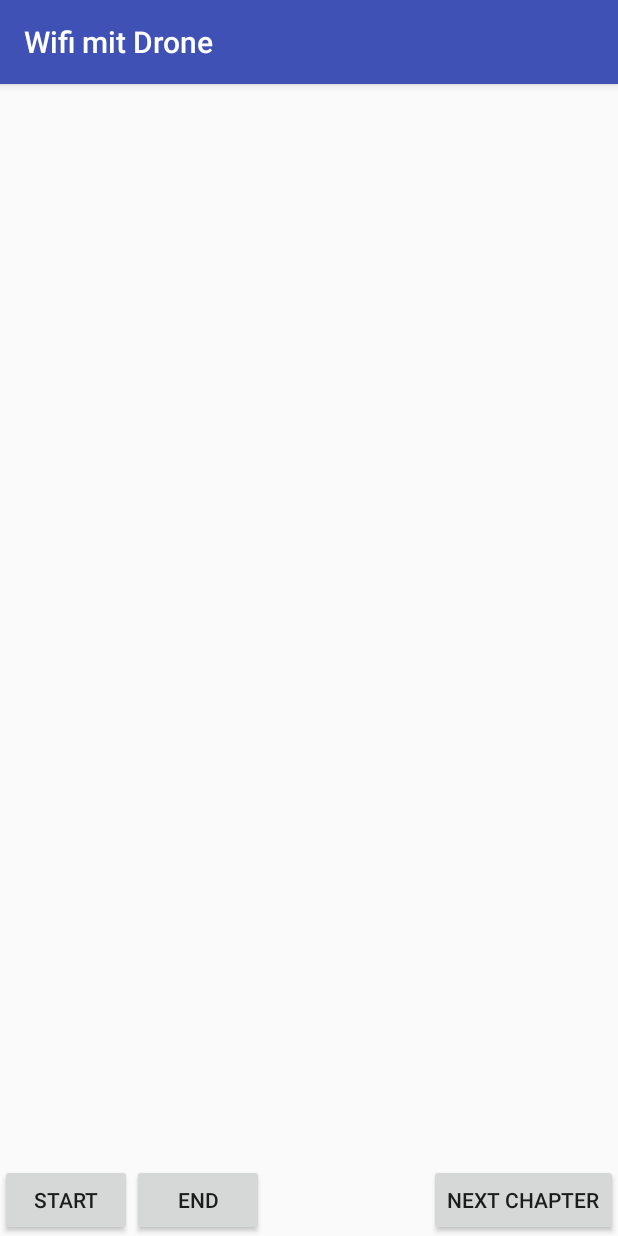
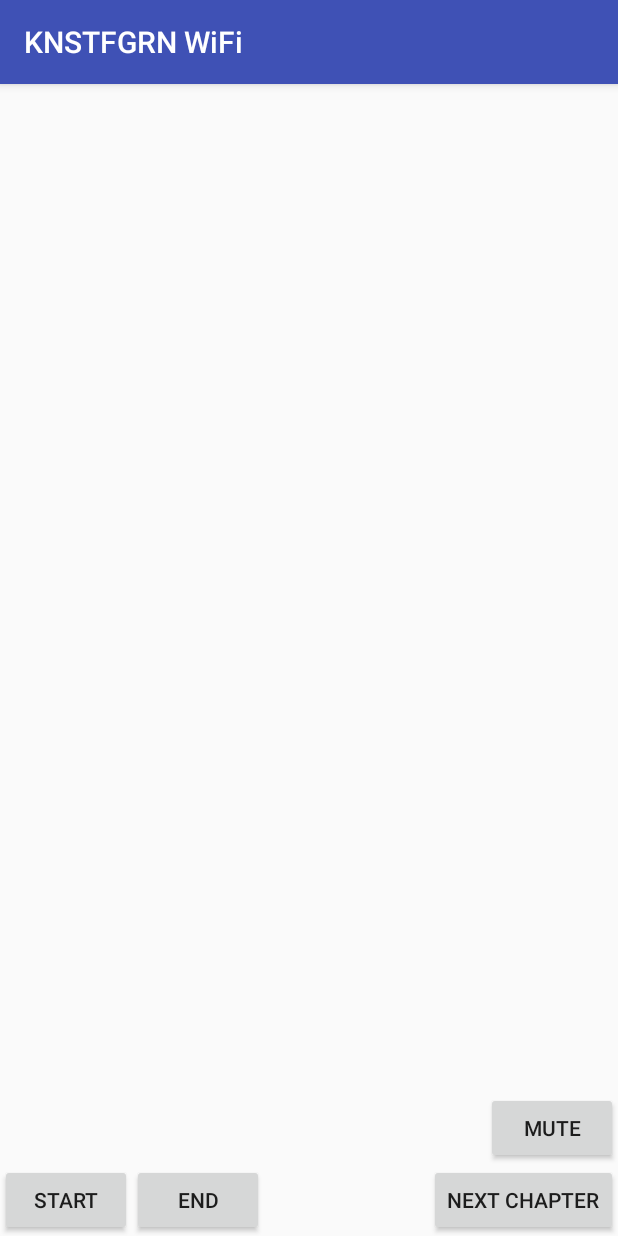
Before and after one commit to SamesOfAm/wifisoundAPP, an Android app: the screen it shows after launch (MainActivity), after a tap on "START", on a phone screen of 412 x 824 dp. Run offline under Robolectric (Android 15) with nearby library versions, the phone set to English and light mode, and no system bars.

Commit message:
introduces mute button; made buttons interdependent; re-introduced timed chapters

```diff
--- a/app/src/main/AndroidManifest.xml
+++ b/app/src/main/AndroidManifest.xml
@@ -11,7 +11,7 @@
         android:supportsRtl="true"
         android:theme="@style/AppTheme">
         <activity android:name="com.example.floriantepelmann.wifitest.MainActivity"
-            android:label="Wifi mit Drone"
+            android:label="KNSTFGRN WiFi"
             android:screenOrientation="portrait"
             android:configChanges="keyboardHidden|orientation|screenSize">
             <intent-filter>
--- a/app/src/main/java/com/example/floriantepelmann/wifitest/MainActivity.java
+++ b/app/src/main/java/com/example/floriantepelmann/wifitest/MainActivity.java
@@ -1,5 +1,11 @@
 package com.example.floriantepelmann.wifitest;
 
+import java.lang.*;
+import java.util.Timer;
+import java.util.TimerTask;
+import java.util.Collections;
+import java.util.List;
+import java.util.ArrayList;
 import android.content.BroadcastReceiver;
 import android.content.Context;
 import android.content.Intent;
@@ -13,13 +19,6 @@ import android.support.v7.app.AppCompatActivity;
 import android.os.Bundle;
 import android.widget.ArrayAdapter;
 import android.widget.ListView;
-import java.lang.*;
-import java.util.Timer;
-import java.util.TimerTask;
-import java.util.Collections;
-import java.util.List;
-import java.util.ArrayList;
-
 import android.media.MediaPlayer;
 import android.view.View;
 import android.view.View.OnClickListener;
@@ -29,6 +28,7 @@ import com.example.floriantepelmann.wifiwithstabledrone.R;
 public class MainActivity extends AppCompatActivity {
 
     private ArrayAdapter adapter;
+    private AudioManager audioManager;
     private WifiManager wifiManager;
     private ArrayList<String> wifis;
     private SoundPool sound = new SoundPool(5, AudioManager.STREAM_MUSIC, 0);
@@ -36,60 +36,20 @@ public class MainActivity extends AppCompatActivity {
     private MediaPlayer drone;
     int numberOfNetworks = 0;
     float droneVol = 0;
-    boolean stop = false;
+    boolean stop = true;
+    boolean stopping = false;
+    boolean starting = false;
+    boolean muted = false;
     Handler nextScan = new Handler();
     Handler firstHit = new Handler();
     Handler secondHit = new Handler();
+    private long lastTime;
 
     @Override
     protected void onCreate(Bundle savedInstanceState) {
+        audioManager = (AudioManager) getSystemService(Context.AUDIO_SERVICE);
         super.onCreate(savedInstanceState);
         setContentView(com.example.floriantepelmann.wifiwithstabledrone.R.layout.activity_main);
-        Button btn2 = findViewById(com.example.floriantepelmann.wifiwithstabledrone.R.id.btn2);
-        btn2.setOnClickListener(new OnClickListener() {
-            @Override
-            public void onClick(View v) {
-                chapterFactor++;
-                if (chapterFactor > 3){
-                    chapterFactor = 0;
-                }
-            }
-        });
-        Button btn3 = findViewById(com.example.floriantepelmann.wifiwithstabledrone.R.id.btn3);
-        btn3.setOnClickListener(new OnClickListener() {
-            @Override
-            public void onClick(View v) {
-                stop = false;
-                Handler firstScan = new Handler();
-                firstScan.postDelayed(new Runnable() {
-                    public void run() {
-                        try {
-                            wifiManager.startScan();
-                        } catch (Exception e) {
-                            e.printStackTrace();
-                        }
-                    }
-                }, 3000);
-                drone.start();
-                drone.setVolume((float) 0.16, (float) 0.16);
-                drone.setLooping(true);
-            }
-        });
-        Button btn4 = findViewById(com.example.floriantepelmann.wifiwithstabledrone.R.id.btn4);
-        btn4.setOnClickListener(new OnClickListener() {
-            @Override
-            public void onClick(View v) {
-                stop = true;
-                try {
-                        fadeVolume(0);
-                    nextScan.removeCallbacksAndMessages(null);
-                    firstHit.removeCallbacksAndMessages(null);
-                    secondHit.removeCallbacksAndMessages(null);
-                } catch (Exception e) {
-                    e.printStackTrace();
-                }
-            }
-        });
         ListView list = findViewById(com.example.floriantepelmann.wifiwithstabledrone.R.id.listView);
         wifiManager = (WifiManager) getApplicationContext().getSystemService(Context.WIFI_SERVICE);
         MyBroadCastReceiver myBroadCastReceiver = new MyBroadCastReceiver();
@@ -98,6 +58,123 @@ public class MainActivity extends AppCompatActivity {
         adapter = new ArrayAdapter<>(this, android.R.layout.simple_list_item_1, wifis);
         list.setAdapter(adapter);
         drone = MediaPlayer.create(this, R.raw.dronesame);
+        final Button chapter = findViewById(com.example.floriantepelmann.wifiwithstabledrone.R.id.chapter);
+        chapter.setSoundEffectsEnabled(false);
+        chapter.setOnClickListener(new OnClickListener() {
+            @Override
+            public void onClick(View v) {
+                if(!stop && !stopping && !starting){
+                    chapterFactor++;
+                    if (chapterFactor > 3) {
+                        chapterFactor = 0;
+                    }
+                    lastTime = System.currentTimeMillis();
+                    chapter.setText(R.string.changing);
+                    Handler resetButtonText = new Handler();
+                    resetButtonText.postDelayed(new Runnable() {
+                        public void run() {
+                            try {
+                                chapter.setText(R.string.next_chapter);
+                            } catch (Exception e) {
+                                e.printStackTrace();
+                            }
+                        }
+                    }, 2500);
+                }
+            }
+        });
+        final Button mute = findViewById(com.example.floriantepelmann.wifiwithstabledrone.R.id.mute);
+        mute.setSoundEffectsEnabled(false);
+        mute.setOnClickListener(new OnClickListener() {
+            @Override
+            public void onClick(View v) {
+                if(!stop) {
+                    if (!muted) {
+                        mute.setText(R.string.unmute);
+                        audioManager.setStreamVolume(AudioManager.STREAM_MUSIC, 0, 0);
+                        muted = true;
+                    } else {
+                        mute.setText(R.string.mute);
+                        audioManager.setStreamVolume(AudioManager.STREAM_MUSIC, 15, 0);
+                        muted = false;
+                    }
+                }
+            }
+        });
+        final Button start = findViewById(com.example.floriantepelmann.wifiwithstabledrone.R.id.start);
+        start.setSoundEffectsEnabled(false);
+        start.setOnClickListener(new OnClickListener() {
+            @Override
+            public void onClick(View v) {
+                if(stop){
+                    stop = false;
+                    starting = true;
+                    lastTime = System.currentTimeMillis();
+                    Handler firstScan = new Handler();
+                    firstScan.postDelayed(new Runnable() {
+                        public void run() {
+                            try {
+                                wifiManager.startScan();
+                                starting = false;
+                            } catch (Exception e) {
+                                e.printStackTrace();
+                            }
+                        }
+                    }, 5000);
+                    audioManager.setStreamVolume(AudioManager.STREAM_MUSIC, 15, 0);
+                    drone.setVolume(0, 0);
+                    drone.start();
+                    fadeVolume(1);
+                    drone.setLooping(true);
+                }
+            }
+        });
+        final Button end = findViewById(com.example.floriantepelmann.wifiwithstabledrone.R.id.end);
+        end.setOnClickListener(new OnClickListener() {
+            @Override
+            public void onClick(View v) {
+                if (!stop && !stopping && !starting){
+                    stopping = true;
+                    nextScan.removeCallbacksAndMessages(null);
+                    firstHit.removeCallbacksAndMessages(null);
+                    secondHit.removeCallbacksAndMessages(null);
+                    Handler fadeDrone = new Handler();
+                    fadeDrone.postDelayed(new Runnable() {
+                        public void run() {
+                            try {
+                                fadeVolume(0);
+                            } catch (Exception e) {
+                                e.printStackTrace();
+                            }
+                        }
+                    }, 10000);
+                    Handler stopDrone = new Handler();
+                    stopDrone.postDelayed(new Runnable() {
+                        public void run() {
+                            try {
+                                drone.setVolume(0, 0);
+                                droneVol = 0;
+                            } catch (Exception e) {
+                                e.printStackTrace();
+                            }
+                        }
+                    }, 19000);
+                    end.setText(R.string.ending);
+                    Handler resetButtonText = new Handler();
+                    resetButtonText.postDelayed(new Runnable() {
+                        public void run() {
+                            try {
+                                end.setText(R.string.end);
+                                stopping = false;
+                                stop = true;
+                            } catch (Exception e) {
+                                e.printStackTrace();
+                            }
+                        }
+                    }, 18000);
+                }
+            }
+        });
     }
 
     private int avoidDuplicateSounds(List playingSounds, int soundCalcPre){
@@ -112,7 +189,7 @@ public class MainActivity extends AppCompatActivity {
     }
 
     private void fadeVolume(final float destVolume){
-        final int fadeDuration = 1000;
+        final int fadeDuration = 8000;
         final int fadeInterval = 80;
         final int numberOfSteps = fadeDuration / fadeInterval;
         final float volumeDifference = destVolume - droneVol;
@@ -126,7 +203,7 @@ public class MainActivity extends AppCompatActivity {
             @Override
             public void run() {
                 fadeStep(volumeStep, isFadingUp);
-                if((isFadingUp && droneVol >= destVolume) || (!isFadingUp && droneVol <= destVolume)){
+                if((isFadingUp && (droneVol >= destVolume)) || (!isFadingUp && (droneVol <= destVolume))){
                     timer.cancel();
                     timer.purge();
                 }
@@ -139,13 +216,11 @@ public class MainActivity extends AppCompatActivity {
         final float deltaVolume;
         if(fadeUp){
             deltaVolume = droneVol + volumeStep;
-        }
-        else{
+        } else {
             deltaVolume = droneVol - volumeStep;
         }
         drone.setVolume(deltaVolume, deltaVolume);
         droneVol = deltaVolume;
-        System.out.println("ZZZ " + droneVol);
     }
 
     public int determineSoundFile(int soundCalc){
@@ -183,15 +258,6 @@ public class MainActivity extends AppCompatActivity {
             Collections.sort(results, new ScanResultComparator());
             List<Integer> playingSounds = new ArrayList<>();
             numberOfNetworks = results.size();
-            int droneVolNum = results.size();
-            if (droneVolNum > 60){
-                droneVolNum = 60;
-            }
-            if (droneVolNum < 10) {
-                droneVolNum = 10;
-            }
-            droneVol = (float) droneVolNum / 60;
-            fadeVolume(droneVol);
             int iterations = 5;
             if (numberOfNetworks < 5) {
                 iterations = results.size();
@@ -212,21 +278,27 @@ public class MainActivity extends AppCompatActivity {
                 }
                 playingSounds.add(soundCalcPre);
                 int soundCalc = soundCalcPre + chapterFactor * 28;
-                if(soundCalc > 127){
-                    soundCalc = 127;
+                if(soundCalc > 115){
+                    soundCalc = 115;
                 }
                 int randTime = 100 + (int)(Math.random() * ((1000 - 100) + 1));
                 long startDel = (long) Math.abs(Integer.decode("0x" + bssid.substring(12, 14)) * 7 + randTime);
                 long interDel = (long) Math.abs(Integer.decode("0x" + bssid.substring(15, 17)) * 7 + 1000);
+                if(System.currentTimeMillis() - lastTime >= 240000){
+                    chapterFactor++;
+                    if (chapterFactor > 3){
+                        chapterFactor = 3;
+                    }
+                    lastTime = System.currentTimeMillis();
+                }
                 playSound(determineSoundFile(soundCalc), startDel, interDel);
                 wifis.add(soundCalc + " " + randTime + " " + startDel + " " + interDel);
             }
             wifis.add("Current Chapter: " + chapterFactor);
             wifis.add("Found Networks: " + numberOfNetworks);
-            wifis.add("Drone Volume: " + droneVol);
             wifis.add("All Sounds: " + playingSounds);
             adapter.notifyDataSetChanged();
-            if(!stop) {
+            if(!stopping) {
                 nextScan.postDelayed(new Runnable() {
                     public void run() {
                         try {
--- a/app/src/main/res/layout/activity_main.xml
+++ b/app/src/main/res/layout/activity_main.xml
@@ -13,18 +13,26 @@
         android:layout_marginTop="13dp"
         android:cacheColorHint="@android:color/transparent" />
     <Button android:layout_width="wrap_content"
-        android:layout_height="wrap_content" android:id="@+id/btn2"
+        android:layout_height="wrap_content" android:id="@+id/start"
+        android:text="Start"
+        android:layout_alignParentBottom="true"
+        android:layout_alignParentLeft="true"
+        android:soundEffectsEnabled="false"/>
+    <Button android:layout_width="wrap_content"
+        android:layout_height="wrap_content" android:id="@+id/end"
+        android:text="End"
+        android:layout_alignParentBottom="true"
+        android:layout_toRightOf="@+id/start"
+        android:soundEffectsEnabled="false"/>
+    <Button android:layout_width="wrap_content"
+        android:layout_height="wrap_content" android:id="@+id/mute"
+        android:layout_alignParentRight="true"
+        android:text="Mute"
+        android:layout_above="@+id/chapter"
+        android:soundEffectsEnabled="false"/>
+    <Button android:layout_width="wrap_content"
+        android:layout_height="wrap_content" android:id="@+id/chapter"
         android:text="Next Chapter"
         android:layout_alignParentBottom="true"
         android:layout_alignParentRight="true"/>
-    <Button android:layout_width="wrap_content"
-        android:layout_height="wrap_content" android:id="@+id/btn3"
-        android:text="Start"
-        android:layout_alignParentBottom="true"
-        android:layout_alignParentLeft="true"/>
-    <Button android:layout_width="wrap_content"
-        android:layout_height="wrap_content" android:id="@+id/btn4"
-        android:text="End"
-        android:layout_alignParentBottom="true"
-        android:layout_toRightOf="@+id/btn3"/>
 </RelativeLayout>
--- a/app/src/main/res/values/strings.xml
+++ b/app/src/main/res/values/strings.xml
@@ -1,4 +1,10 @@
 <resources>
     <string name="app_name">WiFi mit Drone</string>
     <string name="close_app">Close App</string>
+    <string name="end">End</string>
+    <string name="ending">Ending&#8230;</string>
+    <string name="mute">Mute</string>
+    <string name="unmute">Unmute</string>
+    <string name="next_chapter">Next Chapter</string>
+    <string name="changing">Changing&#8230;</string>
 </resources>
```
